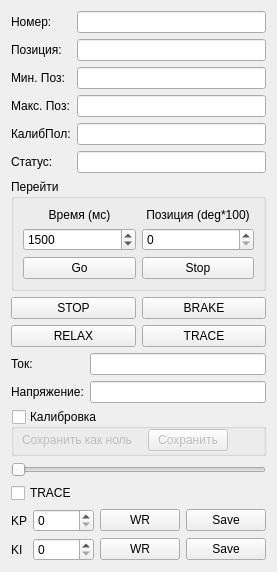
This is Widgets/DriverControllerWidget.ui in AlexanderMokhov/AR-600Controller as Qt 5 draws it before an edit. The edited form follows.
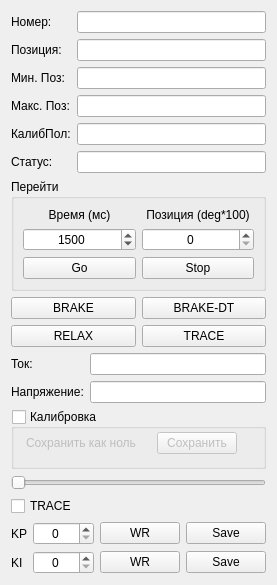
This is the edited form.

What changed in the file:
```diff
--- a/Widgets/DriverControllerWidget.ui
+++ b/Widgets/DriverControllerWidget.ui
@@ -6,16 +6,22 @@
    <rect>
     <x>0</x>
     <y>0</y>
-    <width>270</width>
+    <width>255</width>
     <height>572</height>
    </rect>
   </property>
   <property name="sizePolicy">
-   <sizepolicy hsizetype="Fixed" vsizetype="Preferred">
+   <sizepolicy hsizetype="Fixed" vsizetype="Expanding">
     <horstretch>0</horstretch>
     <verstretch>0</verstretch>
    </sizepolicy>
   </property>
+  <property name="minimumSize">
+   <size>
+    <width>0</width>
+    <height>0</height>
+   </size>
+  </property>
   <property name="windowTitle">
    <string>Form</string>
   </property>
@@ -138,6 +144,9 @@
         </item>
         <item row="1" column="0">
          <widget class="QSpinBox" name="spinTimeToGo">
+          <property name="alignment">
+           <set>Qt::AlignCenter</set>
+          </property>
           <property name="maximum">
            <number>10000</number>
           </property>
@@ -147,7 +156,11 @@
          </widget>
         </item>
         <item row="1" column="1">
-         <widget class="QSpinBox" name="spinPosToGo"/>
+         <widget class="QSpinBox" name="spinPosToGo">
+          <property name="alignment">
+           <set>Qt::AlignCenter</set>
+          </property>
+         </widget>
         </item>
         <item row="2" column="0">
          <widget class="QPushButton" name="ButtonGoToPos">
@@ -173,18 +186,18 @@
      <item row="0" column="0">
       <widget class="QPushButton" name="ButtonSTOP">
        <property name="text">
-        <string>STOP</string>
-       </property>
-       <property name="checkable">
-        <bool>true</bool>
-       </property>
-      </widget>
-     </item>
-     <item row="0" column="1">
-      <widget class="QPushButton" name="ButtonBRAKE">
-       <property name="text">
         <string>BRAKE</string>
        </property>
+       <property name="checkable">
+        <bool>true</bool>
+       </property>
+      </widget>
+     </item>
+     <item row="0" column="1">
+      <widget class="QPushButton" name="ButtonBRAKE">
+       <property name="text">
+        <string>BRAKE-DT</string>
+       </property>
       </widget>
      </item>
      <item row="1" column="0">
@@ -205,6 +218,9 @@
    </item>
    <item>
     <layout class="QVBoxLayout" name="verticalLayout_2">
+     <property name="sizeConstraint">
+      <enum>QLayout::SetNoConstraint</enum>
+     </property>
      <item>
       <layout class="QGridLayout" name="gridLayout">
        <item row="0" column="0">
@@ -248,6 +264,12 @@
          <verstretch>0</verstretch>
         </sizepolicy>
        </property>
+       <property name="minimumSize">
+        <size>
+         <width>0</width>
+         <height>60</height>
+        </size>
+       </property>
        <property name="title">
         <string>Калибровка</string>
        </property>
@@ -257,18 +279,18 @@
        <property name="checked">
         <bool>false</bool>
        </property>
-       <widget class="QWidget" name="">
+       <widget class="QWidget" name="layoutWidget">
         <property name="geometry">
          <rect>
-          <x>11</x>
+          <x>10</x>
           <y>20</y>
-          <width>231</width>
+          <width>221</width>
           <height>28</height>
          </rect>
         </property>
         <layout class="QHBoxLayout" name="horizontalLayout">
          <property name="sizeConstraint">
-          <enum>QLayout::SetFixedSize</enum>
+          <enum>QLayout::SetNoConstraint</enum>
          </property>
          <item>
           <widget class="QLabel" name="label_10">
@@ -290,6 +312,9 @@
            <property name="scaledContents">
             <bool>false</bool>
            </property>
+           <property name="alignment">
+            <set>Qt::AlignLeading|Qt::AlignLeft|Qt::AlignTop</set>
+           </property>
            <property name="wordWrap">
             <bool>true</bool>
            </property>
@@ -343,6 +368,9 @@
      </item>
      <item row="0" column="1">
       <widget class="QSpinBox" name="spinStiff">
+       <property name="alignment">
+        <set>Qt::AlignCenter</set>
+       </property>
        <property name="maximum">
         <number>1000</number>
        </property>
@@ -371,6 +399,9 @@
      </item>
      <item row="1" column="1">
       <widget class="QSpinBox" name="spinDump">
+       <property name="alignment">
+        <set>Qt::AlignCenter</set>
+       </property>
        <property name="maximum">
         <number>10000</number>
        </property>
```
Left out of the diff: 24 changed lines with no effect on the pictures.
